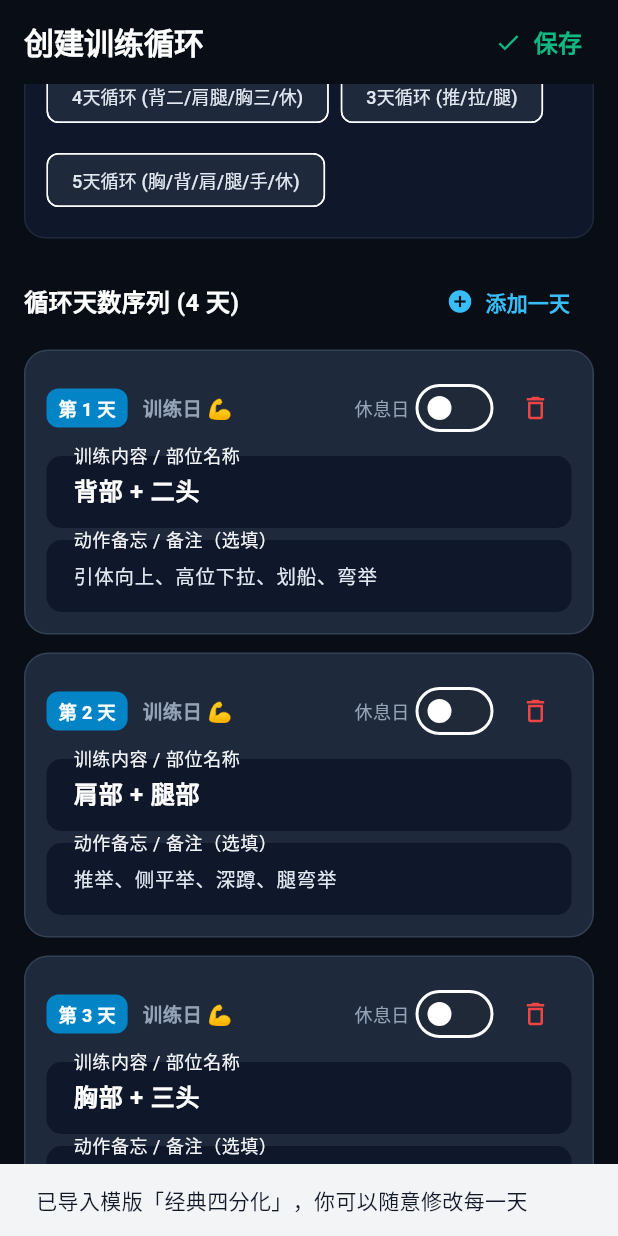
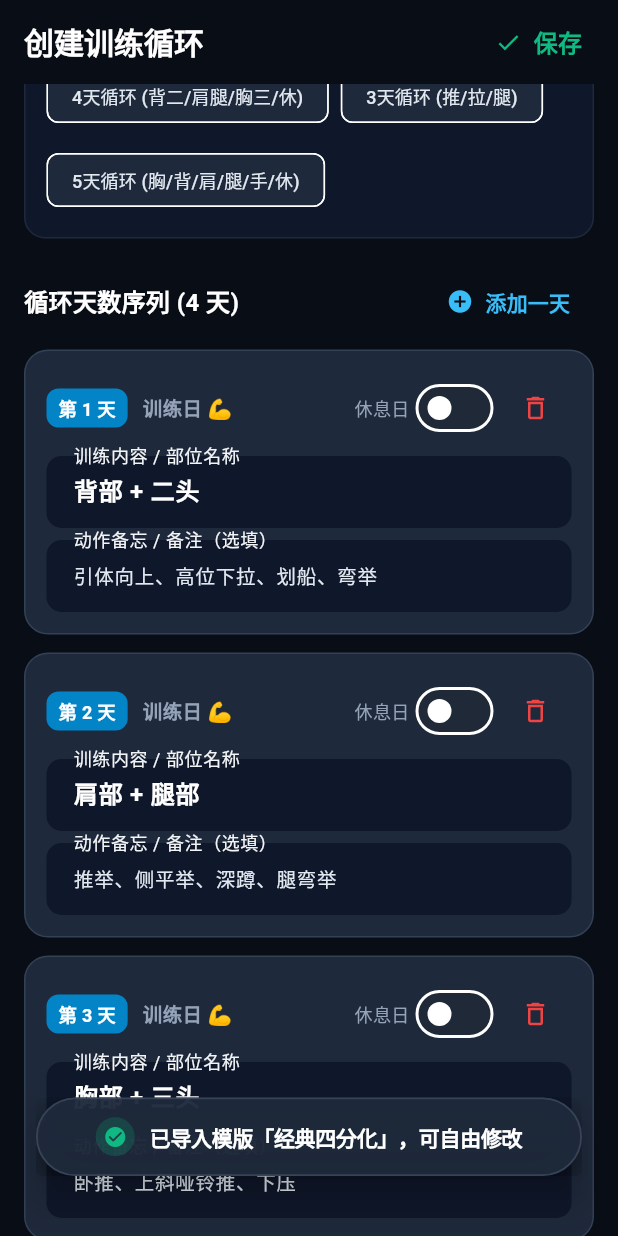
Before and after one commit to Lzh3070/fit-cycle, a Flutter app: the screen it shows after launch, scrolled down 282 dp, after a tap on "4天循环 (背二/肩腿/胸三/休)", on a phone screen of 412 x 824 dp. Run offline on Flutter 3.47's test engine with Material 3 defaults, Android fonts, the phone set to English and light mode, and no system bars; our stand-ins replace shared_preferences; missing offline and left inert: home_widget.

Commit message:
feat: add internet permissions, fix url launcher, and upgrade toasts to floating capsules (v1.0.2)

```diff
--- a/lib/screens/cycle_editor_screen.dart
+++ b/lib/screens/cycle_editor_screen.dart
@@ -2,6 +2,7 @@ import 'package:flutter/material.dart';
 import 'package:provider/provider.dart';
 import '../models/cycle_model.dart';
 import '../providers/cycle_provider.dart';
+import '../utils/app_toast.dart';
 
 class CycleEditorScreen extends StatefulWidget {
   final bool isInitialSetup;
@@ -88,9 +89,7 @@ class _CycleEditorScreenState extends State<CycleEditorScreen> {
 
   void _removeDay(int index) {
     if (_dayDrafts.length <= 1) {
-      ScaffoldMessenger.of(context).showSnackBar(
-        const SnackBar(content: Text('至少需要保留 1 天计划哦')),
-      );
+      AppToast.warning(context, '至少需要保留 1 天计划哦');
       return;
     }
     setState(() {
@@ -116,9 +115,7 @@ class _CycleEditorScreenState extends State<CycleEditorScreen> {
         ));
       }
     });
-    ScaffoldMessenger.of(context).showSnackBar(
-      SnackBar(content: Text('已导入模版「$name」，你可以随意修改每一天')),
-    );
+    AppToast.success(context, '已导入模版「$name」，可自由修改');
   }
 
   void _save() {
@@ -126,9 +123,7 @@ class _CycleEditorScreenState extends State<CycleEditorScreen> {
 
     for (int i = 0; i < _dayDrafts.length; i++) {
       if (_dayDrafts[i].titleController.text.trim().isEmpty) {
-        ScaffoldMessenger.of(context).showSnackBar(
-          SnackBar(content: Text('第 ${i + 1} 天的内容还没有填写')),
-        );
+        AppToast.warning(context, '第 ${i + 1} 天的内容还没有填写');
         return;
       }
     }
--- /dev/null
+++ b/lib/utils/app_toast.dart
@@ -0,0 +1,113 @@
+import 'package:flutter/material.dart';
+
+class AppToast {
+  static void show(
+    BuildContext context,
+    String message, {
+    IconData? icon,
+    Color? iconColor,
+    Duration duration = const Duration(seconds: 2),
+  }) {
+    final messenger = ScaffoldMessenger.of(context);
+    messenger.hideCurrentSnackBar();
+
+    messenger.showSnackBar(
+      SnackBar(
+        behavior: SnackBarBehavior.floating,
+        elevation: 10,
+        backgroundColor: Colors.transparent,
+        padding: EdgeInsets.zero,
+        margin: const EdgeInsets.only(bottom: 40, left: 24, right: 24),
+        duration: duration,
+        content: Container(
+          padding: const EdgeInsets.symmetric(horizontal: 16, vertical: 12),
+          decoration: BoxDecoration(
+            color: const Color(0xFF1E293B).withValues(alpha: 0.95),
+            borderRadius: BorderRadius.circular(30),
+            border: Border.all(
+              color: const Color(0xFF475569).withValues(alpha: 0.6),
+              width: 1.2,
+            ),
+            boxShadow: [
+              BoxShadow(
+                color: Colors.black.withValues(alpha: 0.4),
+                blurRadius: 16,
+                offset: const Offset(0, 6),
+              ),
+            ],
+          ),
+          child: Row(
+            mainAxisSize: MainAxisSize.min,
+            mainAxisAlignment: MainAxisAlignment.center,
+            children: [
+              if (icon != null) ...[
+                Container(
+                  padding: const EdgeInsets.all(5),
+                  decoration: BoxDecoration(
+                    color: (iconColor ?? const Color(0xFF38BDF8)).withValues(alpha: 0.2),
+                    shape: BoxShape.circle,
+                  ),
+                  child: Icon(
+                    icon,
+                    size: 16,
+                    color: iconColor ?? const Color(0xFF38BDF8),
+                  ),
+                ),
+                const SizedBox(width: 10),
+              ],
+              Flexible(
+                child: Text(
+                  message,
+                  textAlign: TextAlign.center,
+                  style: const TextStyle(
+                    fontSize: 14,
+                    fontWeight: FontWeight.w600,
+                    color: Colors.white,
+                    letterSpacing: -0.2,
+                  ),
+                ),
+              ),
+            ],
+          ),
+        ),
+      ),
+    );
+  }
+
+  static void success(BuildContext context, String message) {
+    show(
+      context,
+      message,
+      icon: Icons.check_circle_rounded,
+      iconColor: const Color(0xFF10B981),
+    );
+  }
+
+  static void info(BuildContext context, String message) {
+    show(
+      context,
+      message,
+      icon: Icons.info_rounded,
+      iconColor: const Color(0xFF38BDF8),
+    );
+  }
+
+  static void warning(BuildContext context, String message) {
+    show(
+      context,
+      message,
+      icon: Icons.schedule_rounded,
+      iconColor: const Color(0xFFF59E0B),
+    );
+  }
+
+  static void error(BuildContext context, String message) {
+    show(
+      context,
+      message,
+      icon: Icons.error_outline_rounded,
+      iconColor: const Color(0xFFEF4444),
+      duration: const Duration(seconds: 3),
+    );
+  }
+}
--- a/pubspec.yaml
+++ b/pubspec.yaml
@@ -16,7 +16,7 @@ publish_to: 'none' # Remove this line if you wish to publish to pub.dev
 # https://developer.apple.com/library/archive/documentation/General/Reference/InfoPlistKeyReference/Articles/CoreFoundationKeys.html
 # In Windows, build-name is used as the major, minor, and patch parts
 # of the product and file versions while build-number is used as the build suffix.
-version: 1.0.1+2
+version: 1.0.2+3
 
 environment:
   sdk: ^3.10.9
```
Also changed, not shown: lib/screens/dashboard_screen.dart (+6 -24 lines), lib/services/update_service.dart (+21 -23 lines), 1 other file.
